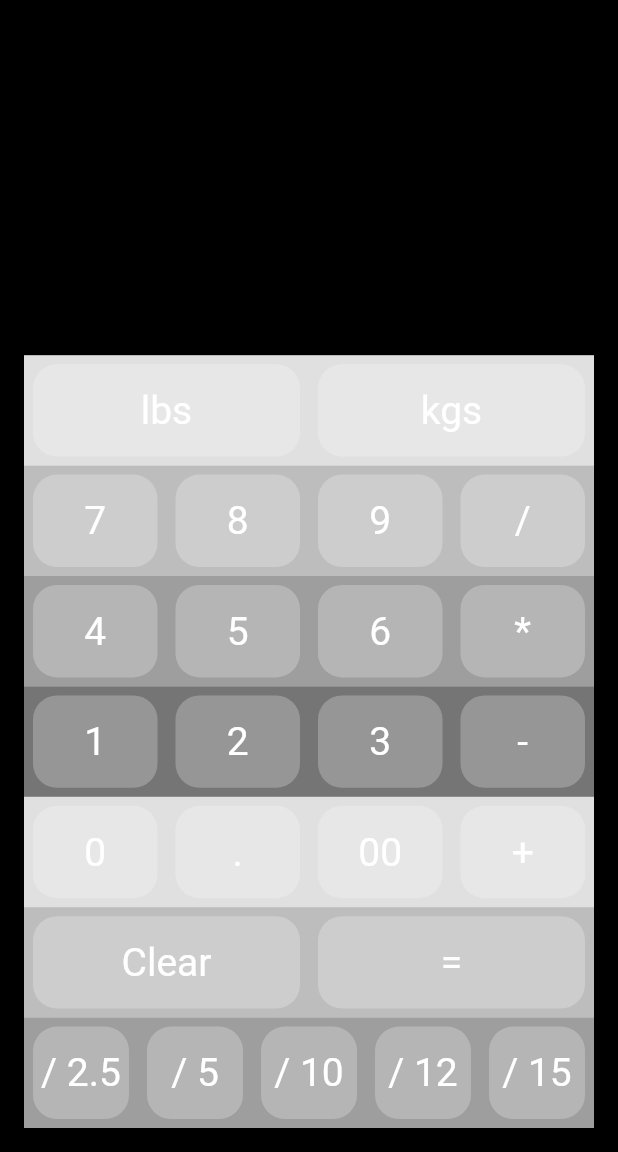
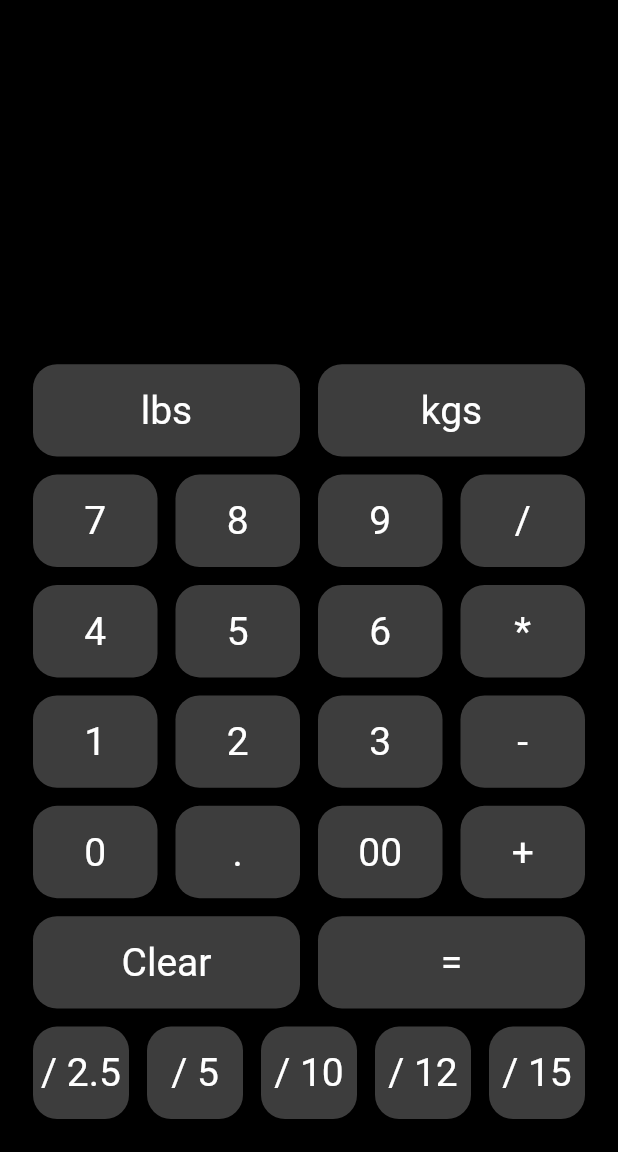
Before and after one commit to CBennett15/WeightCalculatorFlutter, a Flutter app: the screen it shows after launch, on a phone screen of 412 x 824 dp, the part 84-1236 px from its top. Run offline on Flutter 3.47's test engine with Material 2 defaults, Android fonts, the phone set to English and light mode, and no system bars.

```diff
--- a/lib/calculator.dart
+++ b/lib/calculator.dart
@@ -11,7 +11,7 @@ class CalculatorState extends State<Calculator> {
   Widget build(BuildContext context) {
     return new Scaffold(
         appBar: new AppBar(
-          title: new Text("Weight Calculator"),
+          title: Text("Weight Calculator"),
         ),
         body: Container(
             height: double.infinity,
@@ -31,7 +31,7 @@ class CalculatorState extends State<Calculator> {
                   Flexible(
                     flex: 7,
                     child: Container(
-                      color: Colors.white,
+                      color: Colors.black,
                       child: Column(
                         crossAxisAlignment: CrossAxisAlignment.start,
                         children: <Widget>[
@@ -47,7 +47,6 @@ class CalculatorState extends State<Calculator> {
                                   Flexible(flex: 1, child: Button("kgs")),
                                 ],
                               ),
-                              color: Colors.black12,
                             ),
                           ),
                           Flexible(
@@ -64,7 +63,6 @@ class CalculatorState extends State<Calculator> {
                                   Flexible(flex: 1, child: Button("/")),
                                 ],
                               ),
-                              color: Colors.black26,
                             ),
                           ),
                           Flexible(
@@ -81,7 +79,6 @@ class CalculatorState extends State<Calculator> {
                                   Flexible(flex: 1, child: Button("*")),
                                 ],
                               ),
-                              color: Colors.black38,
                             ),
                           ),
                           Flexible(
@@ -98,7 +95,6 @@ class CalculatorState extends State<Calculator> {
                                   Flexible(flex: 1, child: Button("-")),
                                 ],
                               ),
-                              color: Colors.black54,
                             ),
                           ),
                           Flexible(
@@ -115,7 +111,6 @@ class CalculatorState extends State<Calculator> {
                                   Flexible(flex: 1, child: Button("+")),
                                 ],
                               ),
-                              color: Colors.black12,
                             ),
                           ),
                           Flexible(
@@ -130,7 +125,6 @@ class CalculatorState extends State<Calculator> {
                                   Flexible(flex: 1, child: Button("=")),
                                 ],
                               ),
-                              color: Colors.black26,
                             ),
                           ),
                           Flexible(
@@ -148,7 +142,6 @@ class CalculatorState extends State<Calculator> {
                                   Flexible(flex: 1, child: Button("/ 15")),
                                 ],
                               ),
-                              color: Colors.black38,
                             ),
                           ),
                         ],
```
Also changed, not shown: 1 other file.
